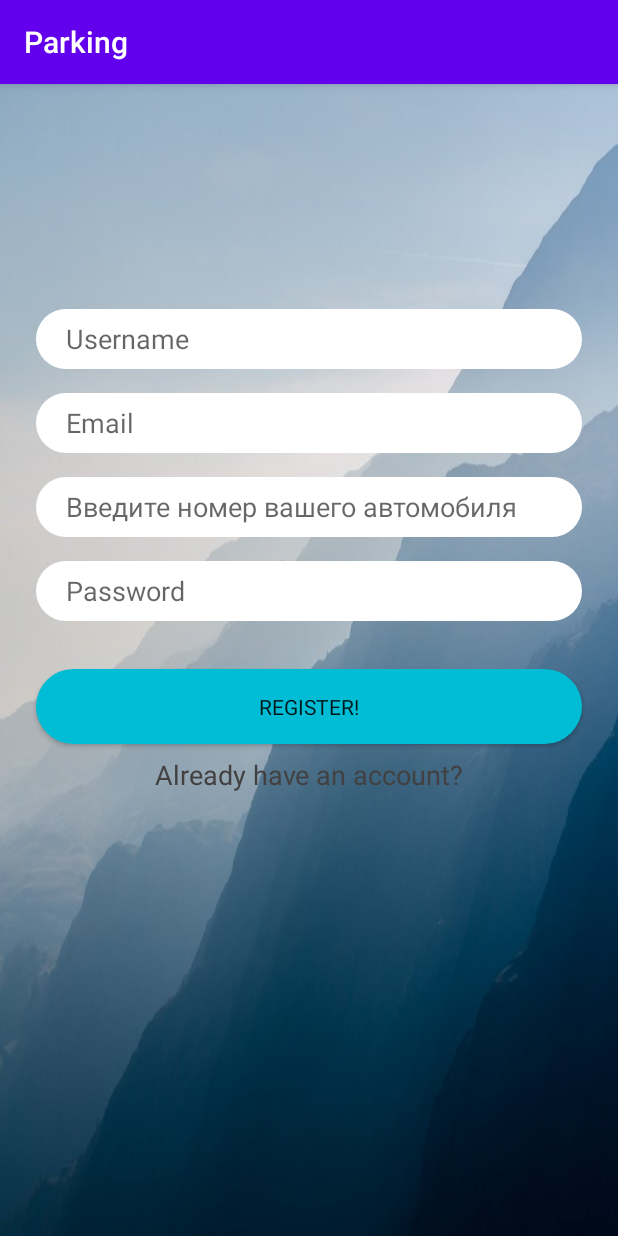
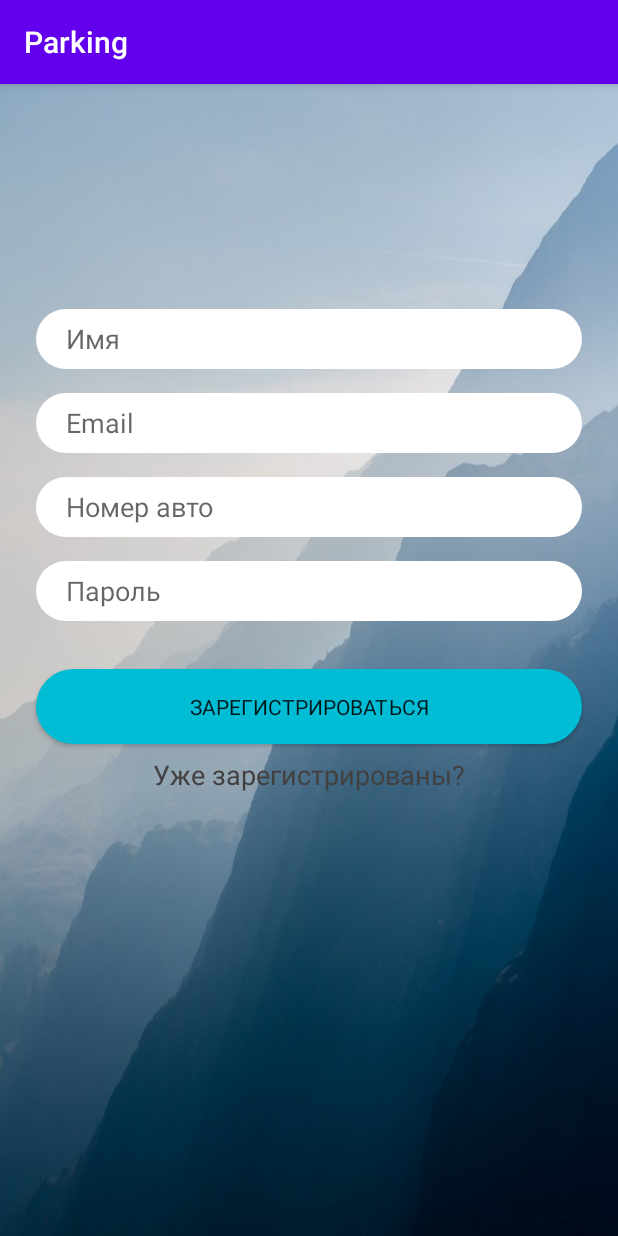
Before and after one commit to Aydarr/Parking, an Android app: the RegistrationActivity screen opened directly, with no data from a screen before it, on a phone screen of 412 x 824 dp. Run offline under Robolectric (Android 15) with nearby library versions, the phone set to English and light mode, and no system bars; our stand-ins replace Firebase (no records; nobody signed in at launch, a user with empty details on screens opened directly); Roboto replaces fonts that are not available here.

Commit message:
Изменил надписи в лэйаут "Регистрация"
Сделал надписи на русском, при регистрации

```diff
--- a/app/src/main/res/layout/activity_registration.xml
+++ b/app/src/main/res/layout/activity_registration.xml
@@ -13,13 +13,11 @@
         android:layout_width="0dp"
         android:layout_height="40dp"
         android:layout_marginStart="24dp"
-        android:layout_marginLeft="24dp"
         android:layout_marginTop="150dp"
         android:layout_marginEnd="24dp"
-        android:layout_marginRight="24dp"
         android:background="@drawable/rounded"
         android:ems="10"
-        android:hint="Username"
+        android:hint="Имя"
         android:inputType="textPersonName"
         android:paddingStart="20dp"
         android:paddingEnd="20dp"
@@ -49,7 +47,7 @@
         android:layout_marginTop="16dp"
         android:background="@drawable/rounded"
         android:ems="10"
-        android:hint="Введите номер вашего автомобиля"
+        android:hint="Номер авто"
         android:inputType="textImeMultiLine"
         android:paddingStart="20dp"
         android:paddingEnd="20dp"
@@ -64,7 +62,7 @@
         android:layout_marginTop="32dp"
         android:background="@drawable/btn_det"
         android:fontFamily="@font/aclonica"
-        android:text="Register!"
+        android:text="Зарегистрироваться"
         app:layout_constraintEnd_toEndOf="@+id/password_editText"
         app:layout_constraintStart_toStartOf="@+id/password_editText"
         app:layout_constraintTop_toBottomOf="@+id/password_editText" />
@@ -76,7 +74,7 @@
         android:layout_marginTop="16dp"
         android:background="@drawable/rounded"
         android:ems="10"
-        android:hint="Password"
+        android:hint="Пароль"
         android:inputType="textPassword"
         android:paddingStart="20dp"
         android:paddingEnd="20dp"
@@ -90,7 +88,7 @@
         android:layout_width="wrap_content"
         android:layout_height="wrap_content"
         android:layout_marginTop="8dp"
-        android:text="Already have an account?"
+        android:text="Уже зарегистрированы?"
         android:textColor="#424040"
         android:textSize="18sp"
         app:layout_constraintEnd_toEndOf="@+id/display_button"
```
